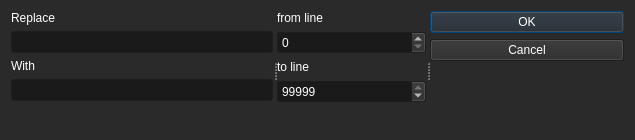
Above: replacedialog.ui from gfifgfifofich/DB_loader before the change. Below: the same form after it.
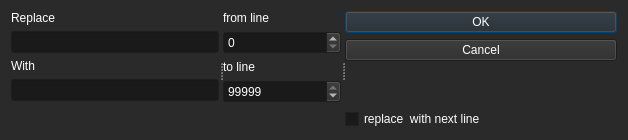
That is the form after the change.

The edit to the form file:
```diff
--- a/replacedialog.ui
+++ b/replacedialog.ui
@@ -6,7 +6,7 @@
    <rect>
     <x>0</x>
     <y>0</y>
-    <width>635</width>
+    <width>628</width>
     <height>140</height>
    </rect>
   </property>
@@ -500,13 +500,13 @@
   <property name="windowTitle">
    <string>Replace tool</string>
   </property>
-  <layout class="QVBoxLayout" name="verticalLayout_7">
+  <layout class="QHBoxLayout" name="horizontalLayout">
    <item>
     <widget class="QSplitter" name="splitter">
      <property name="orientation">
       <enum>Qt::Orientation::Horizontal</enum>
      </property>
-     <widget class="QWidget" name="">
+     <widget class="QWidget" name="layoutWidget">
       <layout class="QVBoxLayout" name="verticalLayout_6">
        <item>
         <layout class="QVBoxLayout" name="verticalLayout_4">
@@ -577,7 +577,7 @@
        </item>
       </layout>
      </widget>
-     <widget class="QWidget" name="">
+     <widget class="QWidget" name="layoutWidget">
       <layout class="QVBoxLayout" name="verticalLayout_5">
        <item>
         <layout class="QVBoxLayout" name="verticalLayout">
@@ -657,13 +657,32 @@
        </item>
       </layout>
      </widget>
+     <widget class="QWidget" name="verticalLayoutWidget">
+      <layout class="QVBoxLayout" name="verticalLayout_8">
+       <item>
      <widget class="QDialogButtonBox" name="buttonBox">
+         <property name="sizePolicy">
+          <sizepolicy hsizetype="Expanding" vsizetype="Expanding">
+           <horstretch>0</horstretch>
+           <verstretch>0</verstretch>
+          </sizepolicy>
+         </property>
       <property name="orientation">
        <enum>Qt::Orientation::Vertical</enum>
       </property>
       <property name="standardButtons">
        <set>QDialogButtonBox::StandardButton::Cancel|QDialogButtonBox::StandardButton::Ok</set>
       </property>
+        </widget>
+       </item>
+       <item>
+        <widget class="QCheckBox" name="checkBox">
+         <property name="text">
+          <string>replace  with next line</string>
+         </property>
+        </widget>
+       </item>
+      </layout>
      </widget>
     </widget>
    </item>
```
Lines whose indentation alone changed are shown as unchanged.
